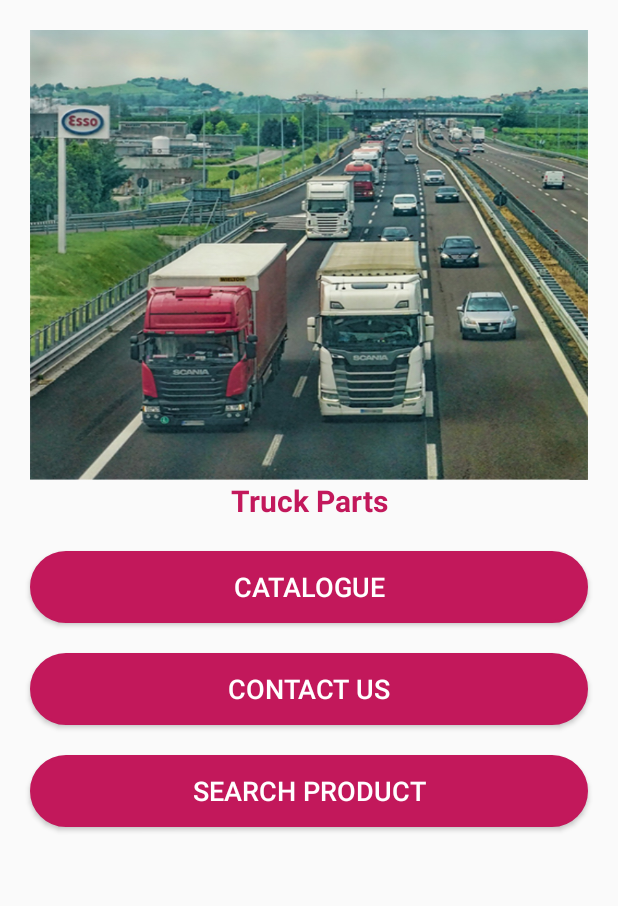
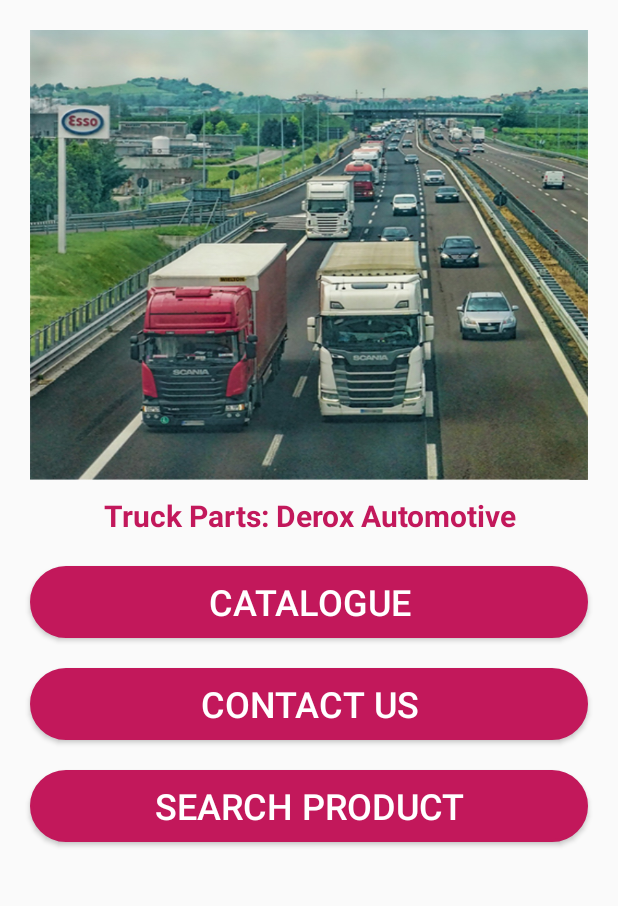
Before and after one commit to bhanupreet/SSCapp, an Android app: the screen it shows after launch (MainActivity), on a phone screen of 412 x 824 dp, the part 163-1069 px from its top. Run offline under Robolectric (Android 15) with nearby library versions, the phone set to English and light mode, and no system bars; our stand-ins replace Firebase (no records; nobody signed in at launch, a user with empty details on screens opened directly).

Commit message:
new layout changes new watermark etc

```diff
--- a/app/src/main/java/com/ssc/sscappadmin/Activities/AddProductActivity.java
+++ b/app/src/main/java/com/ssc/sscappadmin/Activities/AddProductActivity.java
@@ -148,7 +148,7 @@ public class AddProductActivity extends AppCompatActivity implements OnClickList
                     StorageReference storageRef = storage.getReference();
                     StorageReference desertRef = storageRef.child("itemimages/" + key + ".jpg");
                     desertRef.delete();
-                    resultdisplay.setImageBitmap(null);
+                    resultdisplay.setBackgroundResource(R.drawable.noimage);
                 });
                 alert.setNegativeButton(android.R.string.no, (dialog, which) -> {
                     // close dialog
@@ -298,7 +298,7 @@ public class AddProductActivity extends AppCompatActivity implements OnClickList
                                 imagestring = downloadUrl;
                             }
                             mProgressDialaog.dismiss();
-                            Picasso.get().load(downloadUrl).into(resultdisplay);
+                            Picasso.get().load(downloadUrl).error(R.drawable.noimage).into(resultdisplay);
                             //Toast.makeText(addPartnoDetailsActivity.this, downloadUrl, Toast.LENGTH_SHORT).show();
 
                         });
--- a/app/src/main/java/com/ssc/sscappadmin/Activities/MainActivity.java
+++ b/app/src/main/java/com/ssc/sscappadmin/Activities/MainActivity.java
@@ -18,7 +18,7 @@ import java.util.List;
 
 public class MainActivity extends AppCompatActivity {
 
-    private Button catalogbtn, aboutusbtn, searchbtn;
+    private Button catalogbtn, aboutusbtn, searchbtn, transfer;
     private androidx.appcompat.widget.Toolbar mainAppbar;
     private List<Companies> companiesList = new ArrayList<>();
     private List<PartNo> partNoList = new ArrayList<>();
@@ -35,6 +35,7 @@ public class MainActivity extends AppCompatActivity {
         catalogbtn = findViewById(R.id.main_cataloguebtn);
         aboutusbtn = findViewById(R.id.aboutusbtn);
         searchbtn = findViewById(R.id.Searchbtn);
+        transfer = findViewById(R.id.transfer);
         mainAppbar = findViewById(R.id.mainAppbar);
 
         searchbtn.setOnClickListener(v -> {
@@ -45,43 +46,115 @@ public class MainActivity extends AppCompatActivity {
         setSupportActionBar(mainAppbar);
         getSupportActionBar().setTitle("Home");
 
-        catalogbtn.setOnClickListener(v -> {
-
-//                if (size == partNoList.size()) {
-//                    for (PartNo partNo : partNoList) {
+//        transfer.setOnClickListener(v -> {
+////            Query query = FirebaseDatabase.getInstance().getReference().child("PartNo");
+////            query.addListenerForSingleValueEvent(new ValueEventListener() {
+////                @Override
+////                public void onDataChange(@NonNull DataSnapshot dataSnapshot) {
+////                    if (dataSnapshot.exists()) {
+////                        partNoList.clear();
+////                        for (DataSnapshot snapshot : dataSnapshot.getChildren()) {
+//////                            Integer i = snapshot.child("name").getValue(Integer.class);
+////                            PartNo partNo = snapshot.getValue(PartNo.class);
+//////                            if (i != null) {
+//////                                partNo.setName(Integer.toString(partNo.name));
+////////                            }
+////                            if (!partNoList.contains(partNo))
+////                                partNoList.add(partNo);
+//////
+////                        }
+////                        Toast.makeText(getApplicationContext(), "data added to list" + partNoList.size(), Toast.LENGTH_SHORT).show();
+////                        for (PartNo partNo : partNoList) {
+//////                            partNo.cost_price = null;
+////                            HashMap<String, Object> result = new HashMap<>();
+////                            result.put("companyname", partNo.getCompanyname());
+////                            result.put("name", partNo.getName());
+////                            result.put("ssc_code", partNo.getSsc_code());
+////                            result.put("reference", partNo.getReference());
+////                            result.put("model", partNo.getModel());
+////                            result.put("image", partNo.getImage());
+////                            if (TextUtils.isEmpty(partNo.cost_price)) {
+////                                result.put("visibility", true);
+////                            } else {
+////                                if (partNo.cost_price.toLowerCase().trim().contains("yes"))
+////                                    result.put("visibility", true);
+////                                else
+////                                    result.put("visibility", false);
+////                            }
+////                            FirebaseDatabase.getInstance().getReference().child("PartNoList").push().updateChildren(result);
+//////                            FirebaseDatabase.getInstance().getReference().child("PartNoList").push().setValue(partNo).addOnSuccessListener(new OnSuccessListener<Void>() {
+//////                                @Override
+//////                                public void onSuccess(Void aVoid) {
+//////                                    Toast.makeText(MainActivity.this, "data added", Toast.LENGTH_SHORT).show();
+//////                                }
+//////                            });
+////                        }
+////                        FirebaseDatabase.getInstance().getReference().child("PartNoList").addListenerForSingleValueEvent(new ValueEventListener() {
+////                            @Override
+////                            public void onDataChange(@NonNull DataSnapshot dataSnapshot) {
+////                                Toast.makeText(MainActivity.this, Long.toString(dataSnapshot.getChildrenCount()), Toast.LENGTH_SHORT).show();
+////                            }
+////
+////                            @Override
+////                            public void onCancelled(@NonNull DatabaseError databaseError) {
+////
+////                            }
+////                        });
+////
+////
+////                    }
+////                }
+////
+////                @Override
+////                public void onCancelled(@NonNull DatabaseError databaseError) {
+////                }
+////            });
 //
-////                        if (partNo != null) {
-//                        Toast.makeText(getApplicationContext(), partNo.getName(), Toast.LENGTH_SHORT).show();
-//                        DatabaseReference ref = FirebaseDatabase.getInstance().getReference().child("PartNoList").push();
-//                        HashMap<String, Object> result = new HashMap<>();
-//                        result.put("companyname", partNo.getCompanyname());
-//                        result.put("name", partNo.getName());
-//                        result.put("ssc_code", partNo.getSsc_code());
-//                        result.put("reference", partNo.getReference());
-//                        result.put("model", partNo.getModel());
-//                        result.put("image", partNo.getImage());
-//                        if (TextUtils.isEmpty(partNo.cost_price)) {
-//                            result.put("visibility", true);
-//                        } else {
-//                            if (partNo.cost_price.toLowerCase().trim().contains("yes"))
-//                                result.put("visibility", true);
-//                            else
-//                                result.put("visibility", false);
+//
+//            Query query2 = FirebaseDatabase.getInstance().getReference().child("Companies");
+//            query2.addListenerForSingleValueEvent(new ValueEventListener() {
+//                @Override
+//                public void onDataChange(@NonNull DataSnapshot dataSnapshot) {
+//                    if (dataSnapshot.exists()) {
+//                        companiesList.clear();
+//                        for (DataSnapshot snapshot : dataSnapshot.getChildren()) {
+//                            Companies company = snapshot.getValue(Companies.class);
+//                            if (!companiesList.contains(company))
+//                                companiesList.add(company);
 //                        }
-//                        ref.updateChildren(result).addOnSuccessListener(aVoid -> Toast.makeText(getApplicationContext(), "added new values", Toast.LENGTH_SHORT).show());
-//                        FirebaseDatabase.getInstance().getReference().child("PartNo").removeValue();
+//                        Toast.makeText(getApplicationContext(), "data added to list" + companiesList.size(), Toast.LENGTH_SHORT).show();
+//                        for (Companies company : companiesList) {
+//                            DatabaseReference ref = FirebaseDatabase.getInstance().getReference().child("Company").push();
+//                            HashMap<String, Object> companymap = new HashMap<>();
+//                            companymap.put("name", company.getName());
+//                            ref.updateChildren(companymap).addOnSuccessListener(aVoid -> Toast.makeText(getApplicationContext(), "added new values", Toast.LENGTH_SHORT).show());
+////                            FirebaseDatabase.getInstance().getReference().child("Companies").child(company.getName()).removeValue();
+//                        }
+//                        FirebaseDatabase.getInstance().getReference().child("Company").addListenerForSingleValueEvent(new ValueEventListener() {
+//                            @Override
+//                            public void onDataChange(@NonNull DataSnapshot dataSnapshot) {
+//                                Toast.makeText(MainActivity.this, Long.toString(dataSnapshot.getChildrenCount()), Toast.LENGTH_SHORT).show();
+//                            }
 //
+//                            @Override
+//                            public void onCancelled(@NonNull DatabaseError databaseError) {
+//
+//                            }
+//                        });
 //                    }
 //                }
 //
-//                for (Companies company : companiesList) {
-//                    DatabaseReference ref = FirebaseDatabase.getInstance().getReference().child("Company").push();
-//                    HashMap<String, Object> companymap = new HashMap<>();
-//                    companymap.put("name", company.getName());
-//                    ref.updateChildren(companymap).addOnSuccessListener(aVoid -> Toast.makeText(getApplicationContext(), "added new values", Toast.LENGTH_SHORT).show());
-//                    FirebaseDatabase.getInstance().getReference().child("Companies").child(company.getName()).removeValue();
+//                @Override
+//                public void onCancelled(@NonNull DatabaseError databaseError) {
+//
 //                }
+//            });
+//
+//
+//        });
 
+
+        catalogbtn.setOnClickListener(v -> {
             ActivityOptionsCompat options = ActivityOptionsCompat.
                     makeSceneTransitionAnimation(MainActivity.this, v, "transition");
             int revealX = (int) (v.getX() + v.getWidth() / 2);
@@ -94,49 +167,6 @@ public class MainActivity extends AppCompatActivity {
             ActivityCompat.startActivity(MainActivity.this, intent, options.toBundle());
         });
 
-
-//        aboutusbtn.setOnClickListener(v -> {
-
-//            Query query2 = FirebaseDatabase.getInstance().getReference().child("Companies");
-//            query2.addListenerForSingleValueEvent(new ValueEventListener() {
-//                @Override
-//                public void onDataChange(@NonNull DataSnapshot dataSnapshot) {
-//                    if (dataSnapshot.exists()) {
-//                        for (DataSnapshot snapshot : dataSnapshot.getChildren()) {
-//                            companiesList.add(snapshot.getValue(Companies.class));
-//                        }
-//                        Toast.makeText(getApplicationContext(), "data added to list", Toast.LENGTH_SHORT).show();
-//
-//                    }
-//                }
-//
-//                @Override
-//                public void onCancelled(@NonNull DatabaseError databaseError) {
-//
-//                }
-//            });
-//            Query query = FirebaseDatabase.getInstance().getReference().child("PartNo");
-//            query.addListenerForSingleValueEvent(new ValueEventListener() {
-//                @Override
-//                public void onDataChange(@NonNull DataSnapshot dataSnapshot) {
-//                    if (dataSnapshot.exists()) {
-//                        size = dataSnapshot.getChildrenCount();
-//                        for (DataSnapshot snapshot : dataSnapshot.getChildren()) {
-//                            partNoList.add(snapshot.getValue(PartNo.class));
-//                        }
-//                        Toast.makeText(getApplicationContext(), "data added to list", Toast.LENGTH_SHORT).show();
-//
-//                    }
-//                }
-//
-//                @Override
-//                public void onCancelled(@NonNull DatabaseError databaseError) {
-//
-//                }
-//            });
-//
-//        });
-
         aboutusbtn.setOnClickListener(v -> {
 
             Intent CatalogueIntent = new Intent(MainActivity.this, ContactUsActivity.class);
--- a/app/src/main/java/com/ssc/sscappadmin/Adapter/ProductListAdapter.java
+++ b/app/src/main/java/com/ssc/sscappadmin/Adapter/ProductListAdapter.java
@@ -48,14 +48,14 @@ public class ProductListAdapter extends RecyclerView.Adapter<ProductListViewHold
     @Override
     public void onBindViewHolder(@NonNull ProductListViewHolder holder, final int position) {
         final PartNo partNo = mList.get(position);
-        holder.mName.setText(partNo.getName());
+        holder.mName.setText(partNo.getName().toLowerCase());
         if (partNo.isSelected()) {
             holder.mSelecteTick.setVisibility(View.VISIBLE);
         } else
             holder.mSelecteTick.setVisibility(View.GONE);
 
         if (!TextUtils.isEmpty(partNo.getImage()))
-            Picasso.get().load(partNo.getImage()).placeholder(R.drawable.ic_settings_black_24dp).error(R.drawable.splash).into(holder.mImageview);
+            Picasso.get().load(partNo.getImage()).placeholder(R.drawable.ic_settings_black_24dp).error(R.drawable.noimage).into(holder.mImageview);
 
         if (!TextUtils.isEmpty(partNo.getSsc_code()) && partNo.getSsc_code().contains("ssc")) {
             partNo.ssc_code.replace("ssc", "");
--- a/app/src/main/java/com/ssc/sscappadmin/Fragments/CatolgueListFragment.java
+++ b/app/src/main/java/com/ssc/sscappadmin/Fragments/CatolgueListFragment.java
@@ -12,7 +12,6 @@ import android.view.View;
 import android.view.ViewGroup;
 import android.widget.SearchView;
 import android.widget.TextView;
-import android.widget.Toast;
 
 import androidx.annotation.NonNull;
 import androidx.annotation.Nullable;
@@ -87,7 +86,7 @@ public class CatolgueListFragment extends Fragment {
         adapter.addItemClickListener((position, animatedview) -> {
 
             String companyName = mList.get(position).getName();
-            Toast.makeText(mCtx, companyName, Toast.LENGTH_SHORT).show();
+//            Toast.makeText(mCtx, companyName, Toast.LENGTH_SHORT).show();
 
             ProductListFragment fragment = new ProductListFragment();
             Bundle bundle = new Bundle();
--- a/app/src/main/java/com/ssc/sscappadmin/Fragments/FullScreenImageFragment.java
+++ b/app/src/main/java/com/ssc/sscappadmin/Fragments/FullScreenImageFragment.java
@@ -67,7 +67,7 @@ public class FullScreenImageFragment extends Fragment {
         }
 
         ProductListFragment.setToolBarTitle(partNo.getName(), view);
-        Picasso.get().load(partNo.getImage()).placeholder(R.drawable.ic_settings_black_24dp).error(R.drawable.ic_settings_black_24dp).into(fullscreenphoto);
+        Picasso.get().load(partNo.getImage()).placeholder(R.drawable.ic_settings_black_24dp).error(R.drawable.noimage).into(fullscreenphoto);
         // mWatermark.setImageResource(R.drawable.watermark);
         mWatermark.setAlpha(0.65f);
         return view;
--- a/app/src/main/res/layout/activity_add_part_no.xml
+++ b/app/src/main/res/layout/activity_add_part_no.xml
@@ -1,10 +1,7 @@
 <?xml version="1.0" encoding="utf-8"?>
 <RelativeLayout xmlns:android="http://schemas.android.com/apk/res/android"
-    xmlns:app="http://schemas.android.com/apk/res-auto"
-    xmlns:tools="http://schemas.android.com/tools"
     android:layout_width="match_parent"
-    android:layout_height="match_parent"
-    tools:context=".AddPartNo">
+    android:layout_height="match_parent">
 
     <include layout="@layout/appbar"
         android:id="@+id/addpartno_appbar"
--- a/app/src/main/res/layout/activity_main.xml
+++ b/app/src/main/res/layout/activity_main.xml
@@ -56,7 +56,8 @@
                 android:layout_width="match_parent"
                 android:layout_height="wrap_content"
                 android:gravity="center"
-                android:text="Truck Parts"
+                android:layout_marginTop="10dp"
+                android:text="Truck Parts: Derox Automotive"
                 android:textColor="@color/colorAccent"
                 android:textSize="20sp"
                 android:textStyle="bold"
@@ -72,7 +73,7 @@
                 android:background="@drawable/rectanglebg"
                 android:text="@string/catalogue"
                 android:textColor="#ffffff"
-                android:textSize="18sp"
+                android:textSize="24sp"
                 app:layout_constraintTop_toBottomOf="@id/truckpartstext" />
 
             <Button
@@ -83,7 +84,7 @@
                 android:background="@drawable/rectanglebg"
                 android:text="Contact Us"
                 android:textColor="#ffffff"
-                android:textSize="18sp"
+                android:textSize="24dp"
                 app:layout_constraintTop_toBottomOf="@+id/main_cataloguebtn" />
             <Button
                 android:id="@+id/Searchbtn"
@@ -93,8 +94,21 @@
                 android:background="@drawable/rectanglebg"
                 android:text="Search Product"
                 android:textColor="#ffffff"
+                android:textSize="24dp"
+                app:layout_constraintTop_toBottomOf="@+id/aboutusbtn" />
+
+            <Button
+                android:id="@+id/transfer"
+                android:layout_width="match_parent"
+                android:layout_height="wrap_content"
+                android:layout_margin="20dp"
+                android:background="@drawable/rectanglebg"
+                android:text="transfer"
+                android:textColor="#ffffff"
                 android:textSize="18sp"
-                app:layout_constraintTop_toBottomOf="@+id/aboutusbtn" />
+                android:visibility="gone"
+                app:layout_constraintTop_toBottomOf="@+id/Searchbtn" />
+
         </androidx.constraintlayout.widget.ConstraintLayout>
 
     </androidx.constraintlayout.widget.ConstraintLayout>
--- a/app/src/main/res/layout/content_company.xml
+++ b/app/src/main/res/layout/content_company.xml
@@ -5,7 +5,6 @@
     android:layout_width="match_parent"
     android:layout_height="match_parent"
     app:layout_behavior="@string/appbar_scrolling_view_behavior"
-    tools:context=".CompanyActivity"
     tools:showIn="@layout/activity_company">
 
 </androidx.constraintlayout.widget.ConstraintLayout>
--- a/app/src/main/res/layout/single_name_layout.xml
+++ b/app/src/main/res/layout/single_name_layout.xml
@@ -27,7 +27,7 @@
             android:padding="5dp"
             android:text="Sample Name"
             android:textColor="#212121"
-            android:textSize="22sp" />
+            android:textSize="20dp" />
     </androidx.cardview.widget.CardView>
 
     <!--<View-->
```
Also changed, not shown: app/src/main/java/com/ssc/sscappadmin/Activities/ProductListActivity.java (+7 -0 lines), app/src/main/java/com/ssc/sscappadmin/Adapter/ProductPageAdapter.java (+5 -5 lines), app/src/main/java/com/ssc/sscappadmin/Fragments/ProductListFragment.java (+18 -6 lines), app/src/main/java/com/ssc/sscappadmin/Fragments/ProductPageFragment.java (+37 -0 lines), app/src/main/java/com/ssc/sscappadmin/Model/Companies.java (+20 -1 lines), app/src/main/java/com/ssc/sscappadmin/Model/PartNo.java (+25 -13 lines), app/src/main/res/layout/single_item_page_layout.xml (+5 -3 lines), app/src/main/res/layout/single_product_layout.xml (+7 -5 lines), app/src/main/res/drawable/watermark.png.
